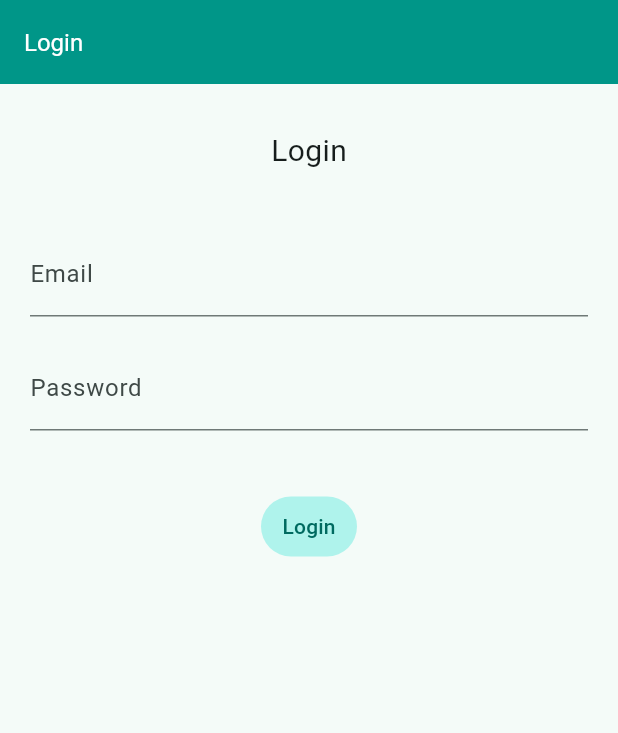
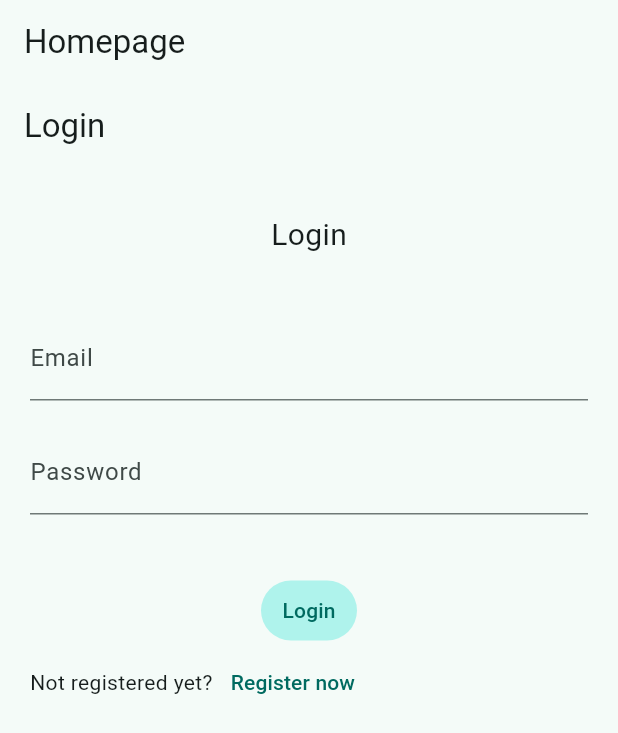
Before and after one commit to marellz/mynotes, a Flutter app: the screen it shows after launch, on a phone screen of 412 x 824 dp. Shown: the top 733 px of the screen. Run offline on Flutter 3.47's test engine with Material 3 defaults, Android fonts, the phone set to English and light mode, and no system bars; our stand-ins replace firebase_auth, firebase_core; accounts and stored records are empty.

Commit message:
login/register views; homepage widget + routes

```diff
--- a/lib/main.dart
+++ b/lib/main.dart
@@ -1,6 +1,11 @@
 // ignore_for_file: avoid_print
+import 'package:firebase_auth/firebase_auth.dart';
 import 'package:flutter/material.dart';
+import 'package:firebase_core/firebase_core.dart';
+import 'package:mynotes/firebase_options.dart';
 import 'package:mynotes/views/login_view.dart';
+import 'package:mynotes/views/register_view.dart';
+import 'package:mynotes/views/verify_view.dart';
 
 void main() {
   WidgetsFlutterBinding.ensureInitialized();
@@ -10,6 +15,66 @@ void main() {
       colorScheme: ColorScheme.fromSeed(seedColor: Colors.teal),
       useMaterial3: true,
     ),
-    home: const LoginView(),
+    home: const HomePage(),
+    routes: {
+      '/login': (context) => const LoginView(),
+      '/register': (context) => const RegisterView(),
+    },
   ));
 }
+
+class HomePage extends StatelessWidget {
+  const HomePage({super.key});
+
+  @override
+  Widget build(BuildContext context) {
+    return Scaffold(
+      appBar: AppBar(
+        title: const Text('Homepage'),
+      ),
+      body: FutureBuilder(
+        future: Firebase.initializeApp(
+            options: DefaultFirebaseOptions.currentPlatform),
+        builder: (context, snapshot) {
+          switch (snapshot.connectionState) {
+            case ConnectionState.done:
+            final user = FirebaseAuth.instance.currentUser;
+              if(user == null){
+                return const LoginView();
+              }
+              print({'verified': user.emailVerified, 'email': user.email});
+
+              if(!user.emailVerified){
+                return const VerifyEmailView();
+              }
+
+              return Column(
+                mainAxisAlignment: MainAxisAlignment.start,
+                children: [
+                  const Text('Homepage is now'),
+                  Row(
+                    children: [
+                      TextButton(
+                          onPressed: () {
+                            Navigator.of(context).pushNamedAndRemoveUntil(
+                                '/login', (route) => false);
+                          },
+                          child: const Text('Login')),
+                      TextButton(
+                          onPressed: () {
+                            Navigator.of(context).pushNamedAndRemoveUntil(
+                                '/register', (route) => false);
+                          },
+                          child: const Text('Register')),
+                    ],
+                  )
+                ],
+              );
+            default:
+              return const CircularProgressIndicator();
+          }
+        },
+      ),
+    );
+  }
+}
--- a/lib/views/login_view.dart
+++ b/lib/views/login_view.dart
@@ -1,9 +1,7 @@
 // ignore_for_file: avoid_print
 
 import 'package:firebase_auth/firebase_auth.dart';
-import 'package:firebase_core/firebase_core.dart';
 import 'package:flutter/material.dart';
-import 'package:mynotes/firebase_options.dart';
 
 class LoginView extends StatefulWidget {
   const LoginView({super.key});
@@ -36,16 +34,9 @@ class _LoginViewState extends State<LoginView> {
   Widget build(BuildContext context) {
     return Scaffold(
       appBar: AppBar(
-          backgroundColor: Colors.teal,
-          title: const Text('Login',
-              style: TextStyle(color: Colors.white, fontSize: 16))),
-      body: FutureBuilder(
-        future: Firebase.initializeApp(
-            options: DefaultFirebaseOptions.currentPlatform),
-        builder: (context, snapshot) {
-          switch (snapshot.connectionState) {
-            case ConnectionState.done:
-              return Container(
+        title: const Text('Login'),
+      ),
+      body: Container(
         margin: const EdgeInsets.only(top: 10),
         padding: const EdgeInsets.all(20),
         child: Column(
@@ -80,9 +71,7 @@ class _LoginViewState extends State<LoginView> {
 
                   try {
                     final UserCredential userCredential =
-                                await FirebaseAuth
-                                    .instance
-                                    .signInWithEmailAndPassword(
+                        await FirebaseAuth.instance.signInWithEmailAndPassword(
                             email: email, password: password);
 
                     print(userCredential);
@@ -93,7 +82,6 @@ class _LoginViewState extends State<LoginView> {
                     } else {
                       print('[${e.code}]:${e.message}');
                     }
-
                   } catch (e) {
                     print(e);
                   }
@@ -103,14 +91,19 @@ class _LoginViewState extends State<LoginView> {
                         Color.fromARGB(255, 175, 243, 236))),
                 //
                 child: const Text('Login')),
+            Row(
+              children: [
+                const Text('Not registered yet?'),
+                TextButton(
+                    onPressed: () {
+                      Navigator.of(context)
+                          .pushNamedAndRemoveUntil('/register', (route) => false);
+                    },
+                    child: const Text('Register now')),
+              ],
+            )
           ],
         ),
-              );
-
-            default:
-              return const Text('Loading');
-          }
-        },
       ),
     );
   }
```
Also changed, not shown: lib/views/register_view.dart (+16 -22 lines). Lines whose indentation alone changed are shown as unchanged.
